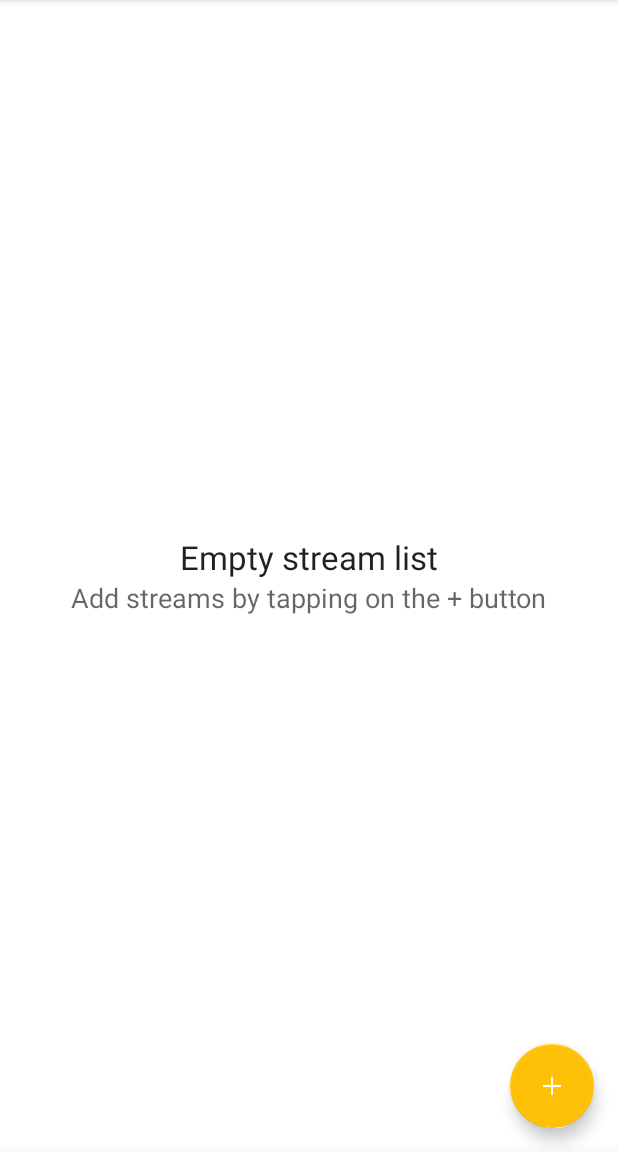
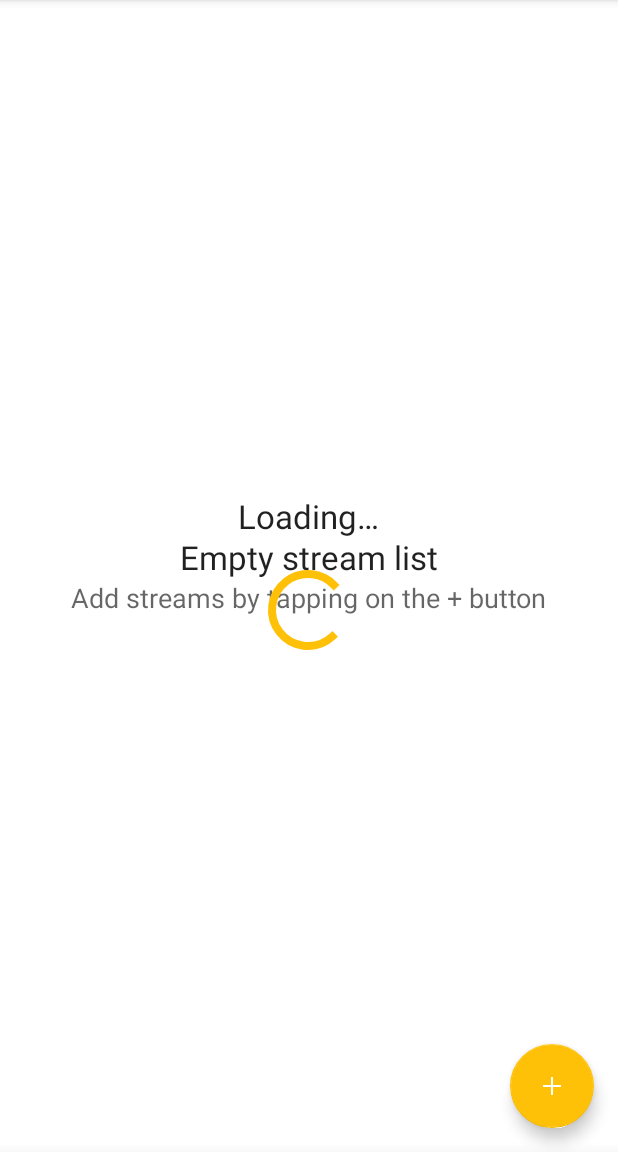
Before and after one commit to felixb/basscast, an Android app: the screen it shows after launch (BrowseActivity), on a phone screen of 412 x 824 dp, the part 84-1236 px from its top. Run offline under Robolectric (Android 15) with nearby library versions, the phone set to English and light mode, and no system bars; our stand-ins replace ButterKnife; libraries missing offline, so code that uses them is left out: android.support.v7; pictures from the network do not load; 14 statements that could not run were skipped.

Commit message:
show progress bar when loading with empty list, refs #10

```diff
--- a/app/src/main/java/de/ub0r/android/basscast/BrowseActivity.java
+++ b/app/src/main/java/de/ub0r/android/basscast/BrowseActivity.java
@@ -292,11 +292,18 @@ public class BrowseActivity extends AppCompatActivity {
     }
 
     @Override
-    protected void onCreate(Bundle savedInstanceState) {
+    protected void onCreate(final Bundle savedInstanceState) {
         super.onCreate(savedInstanceState);
         setContentView(R.layout.activity_browse);
         ButterKnife.bind(this);
         setSupportActionBar(mToolbar);
+
+        if (savedInstanceState == null) {
+            getSupportFragmentManager().beginTransaction()
+                    .replace(R.id.fragment_container, BrowseFragment.getInstance(null))
+                    .setTransition(FragmentTransaction.TRANSIT_FRAGMENT_OPEN)
+                    .commit();
+        }
 
         SharedPreferences preferences = getSharedPreferences(PREFS_FILE_CHROMECAST, MODE_PRIVATE);
         mRouteId = preferences.getString(PREFS_ROUTE_ID, null);
@@ -520,7 +527,6 @@ public class BrowseActivity extends AppCompatActivity {
     }
 
     private void showStream(final Stream parentStream) {
-        // FIXME basFragment is visible during animation
         BrowseFragment fragment = BrowseFragment.getInstance(parentStream);
         getSupportFragmentManager().beginTransaction()
                 .replace(R.id.fragment_container, fragment)
--- a/app/src/main/res/layout/content_browse.xml
+++ b/app/src/main/res/layout/content_browse.xml
@@ -5,11 +5,6 @@
         android:id="@+id/fragment_container"
         android:layout_width="match_parent"
         android:layout_height="match_parent"
-        app:layout_behavior="@string/appbar_scrolling_view_behavior">
-    <fragment
-            android:id="@+id/browse_fragment"
-            android:layout_width="match_parent"
-            android:layout_height="match_parent"
-            android:name="de.ub0r.android.basscast.BrowseFragment"
-            tools:layout="@layout/fragment_browse"/>
+        app:layout_behavior="@string/appbar_scrolling_view_behavior"
+        tools:layout="@layout/fragment_browse">
 </FrameLayout>
--- a/app/src/main/res/layout/fragment_browse.xml
+++ b/app/src/main/res/layout/fragment_browse.xml
@@ -33,9 +33,31 @@
                 android:text="@string/empty_streams"/>
     </LinearLayout>
 
+    <LinearLayout
+            android:id="@+id/loading"
+            android:layout_width="wrap_content"
+            android:layout_height="wrap_content"
+            android:layout_marginLeft="@dimen/activity_horizontal_margin"
+            android:layout_marginRight="@dimen/activity_horizontal_margin"
+            android:layout_gravity="center"
+            android:gravity="center"
+            android:orientation="vertical">
+
+        <TextView
+                android:layout_width="wrap_content"
+                android:layout_height="wrap_content"
+                android:textAppearance="?android:textAppearanceLarge"
+                android:text="@string/loading"/>
+        <ProgressBar
+                android:layout_width="@dimen/loading_scrollbar_size"
+                android:layout_height="@dimen/loading_scrollbar_size"
+                android:layout_marginTop="@dimen/activity_vertical_margin"/>
+    </LinearLayout>
+
     <android.support.v7.widget.RecyclerView
             android:id="@android:id/list"
             android:layout_width="match_parent"
-            android:layout_height="match_parent"/>
+            android:layout_height="match_parent"
+            android:scrollbars="vertical"/>
 
 </FrameLayout>
--- a/app/src/main/res/values/dimens.xml
+++ b/app/src/main/res/values/dimens.xml
@@ -5,4 +5,5 @@
     <dimen name="fab_margin">16dp</dimen>
     <dimen name="controls_elevation">16dp</dimen>
     <dimen name="controls_height">48dp</dimen>
+    <dimen name="loading_scrollbar_size">64dp</dimen>
 </resources>
--- a/app/src/main/res/values/strings.xml
+++ b/app/src/main/res/values/strings.xml
@@ -13,4 +13,5 @@
     <string name="invalid_url">Invalid URL</string>
     <string name="empty_streams_title">Empty stream list</string>
     <string name="empty_streams">Add streams by tapping on the + button</string>
+    <string name="loading">Loading…</string>
 </resources>
```
Also changed, not shown: app/src/main/java/de/ub0r/android/basscast/BrowseFragment.java (+27 -6 lines).
